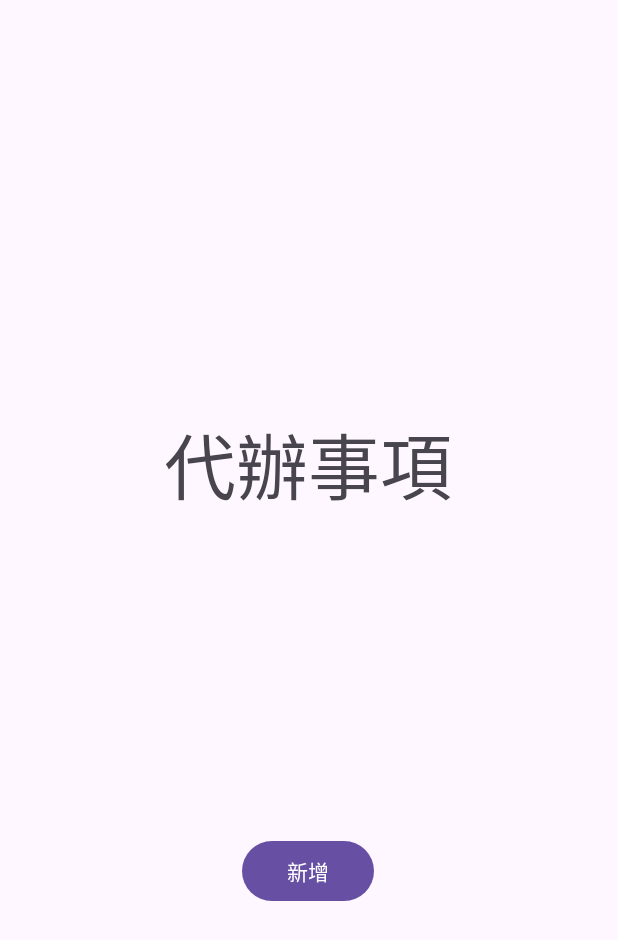
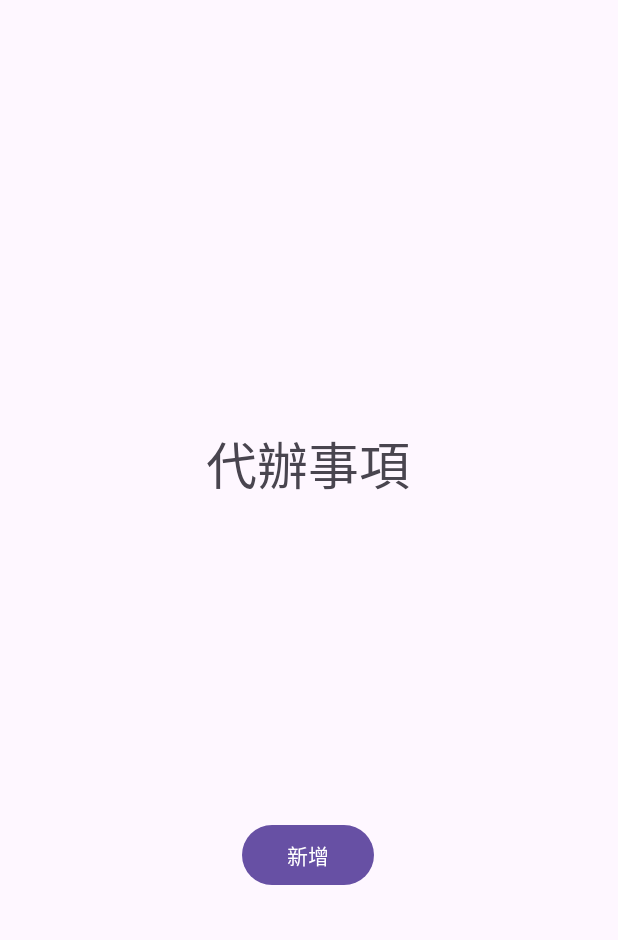
Before and after one commit to alfo0924/20240805AdvancedWidget-Android, an Android app: the screen it shows after launch (MainActivity), on a phone screen of 412 x 824 dp. Shown: the top 940 px of the screen. Run offline under Robolectric (Android 15) with nearby library versions, the phone set to English and light mode, and no system bars.

```diff
--- a/20240812MidTermSimTest/app/src/main/res/layout/activity_main.xml
+++ b/20240812MidTermSimTest/app/src/main/res/layout/activity_main.xml
@@ -28,7 +28,7 @@
             android:layout_marginBottom="20dp"
             android:gravity="center"
             android:text="代辦事項"
-            android:textSize="48sp"
+            android:textSize="34sp"
             app:layout_constraintEnd_toEndOf="parent"
             app:layout_constraintStart_toStartOf="parent" />
 
--- a/20240812MidTermSimTest/app/src/main/res/layout/activity_to_do_list.xml
+++ b/20240812MidTermSimTest/app/src/main/res/layout/activity_to_do_list.xml
@@ -54,6 +54,7 @@
                 android:id="@+id/textView3"
                 android:layout_width="match_parent"
                 android:layout_height="wrap_content"
+                android:layout_marginLeft="20dp"
                 android:text="內容 :" />
 
             <EditText
```
